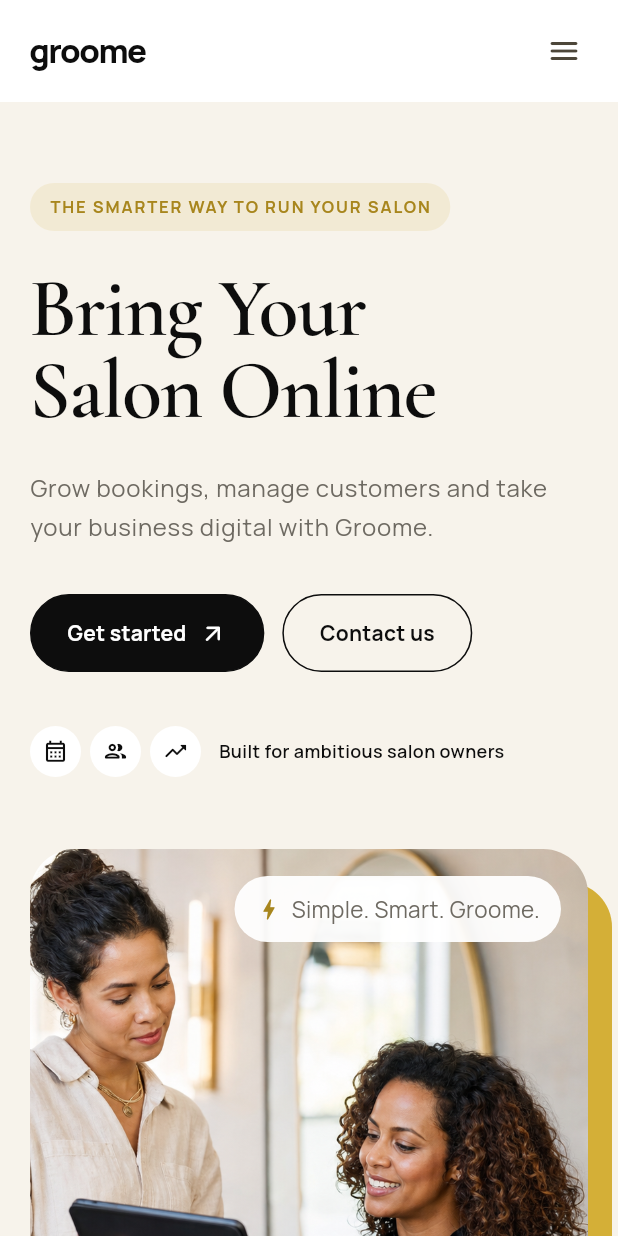
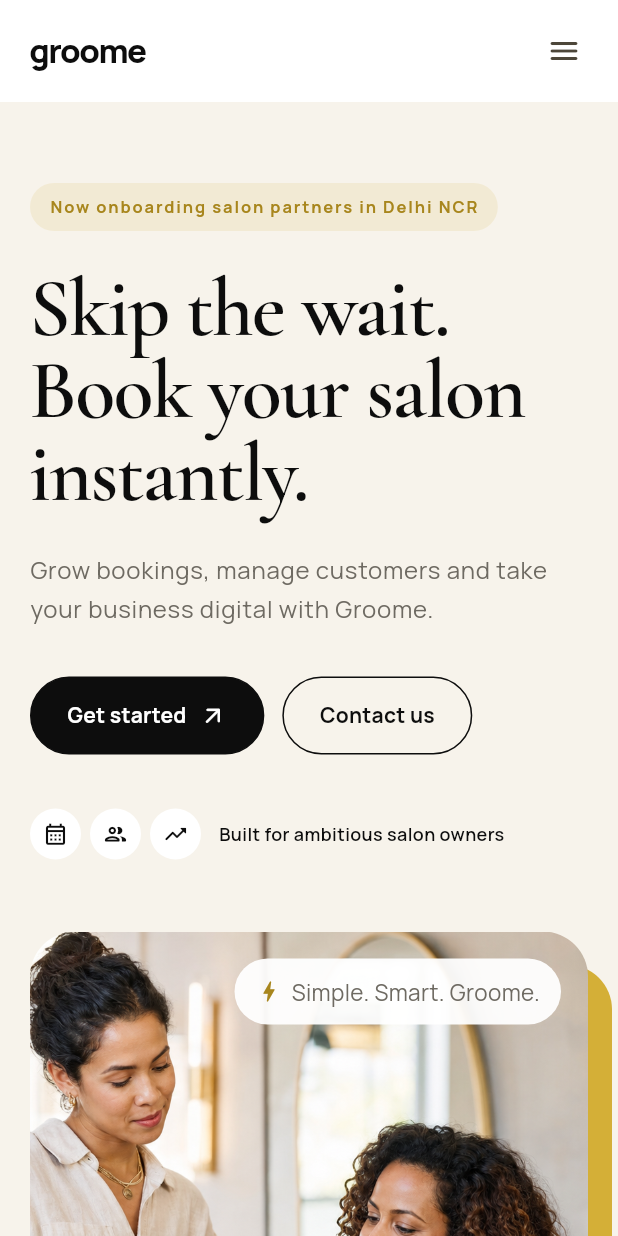
Before and after one commit to Tushar3529-dev/landing_page_groome_ai, a Flutter app: the screen it shows after launch, on a phone screen of 412 x 824 dp. Run offline on Flutter 3.47's test engine with Material 3 defaults, Android fonts, the phone set to English and light mode, and no system bars; our stand-ins replace cloud_firestore, equatable, firebase_core, flutter_bloc, get_it, go_router and 1 more; accounts and stored records are empty.

Commit message:
changes completed

```diff
--- a/lib/features/home/presentation/widgets/hero_section.dart
+++ b/lib/features/home/presentation/widgets/hero_section.dart
@@ -24,7 +24,7 @@
               borderRadius: BorderRadius.circular(99),
             ),
             child: Text(
-              'THE SMARTER WAY TO RUN YOUR SALON',
+              'Now onboarding salon partners in Delhi NCR',
               style: Theme.of(context).textTheme.labelLarge?.copyWith(
                 color: AppColors.goldDark,
                 fontSize: 11,
@@ -34,7 +34,7 @@
           ),
           const SizedBox(height: 24),
           Text(
-            'Bring Your\nSalon Online',
+            'Skip the wait.\nBook your salon instantly.',
             style:
                 (mobile
                         ? Theme.of(context).textTheme.displayMedium
--- a/pubspec.yaml
+++ b/pubspec.yaml
@@ -32,4 +32,3 @@
   uses-material-design: true
   assets:
     - assets/images/
-    - assets/icons/
```
